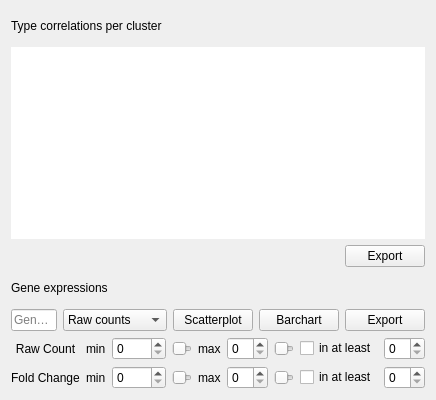
Above: TabWidget.ui from KaikiasVind/CellBadger before the change. Below: the same form after it.
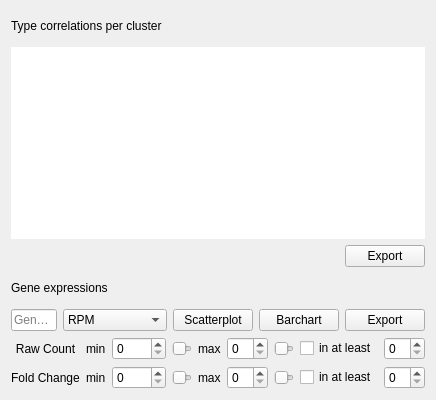
That is the form after the change.

```diff
--- a/TabWidget.ui
+++ b/TabWidget.ui
@@ -138,11 +138,11 @@
      <item>
       <widget class="QComboBox" name="comboBoxShownGeneExpressionValues">
        <property name="currentIndex">
-        <number>1</number>
+        <number>0</number>
        </property>
        <item>
         <property name="text">
-         <string>TPM</string>
+         <string>RPM</string>
         </property>
        </item>
        <item>
```
